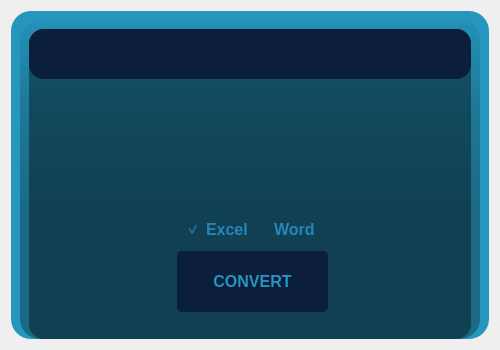
This is Gui/ui_pdf_converter.ui in Vvender/PdfConverter as Qt 5 draws it before an edit. The edited form follows.
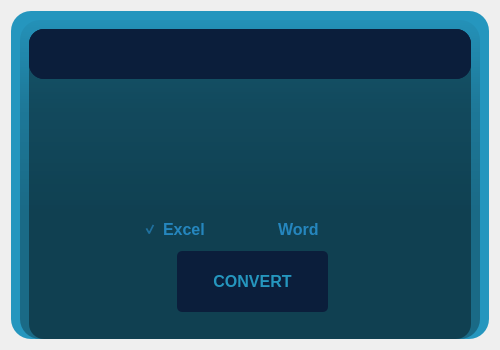
This is the edited form. Icons and pictures are not drawn.

The edit to the form file:
```diff
--- a/Gui/ui_pdf_converter.ui
+++ b/Gui/ui_pdf_converter.ui
@@ -399,9 +399,9 @@
                <widget class="QFrame" name="frm_checkbox">
                 <property name="geometry">
                  <rect>
-                  <x>148</x>
+                  <x>105</x>
                   <y>130</y>
-                  <width>148</width>
+                  <width>241</width>
                   <height>37</height>
                  </rect>
                 </property>
```
